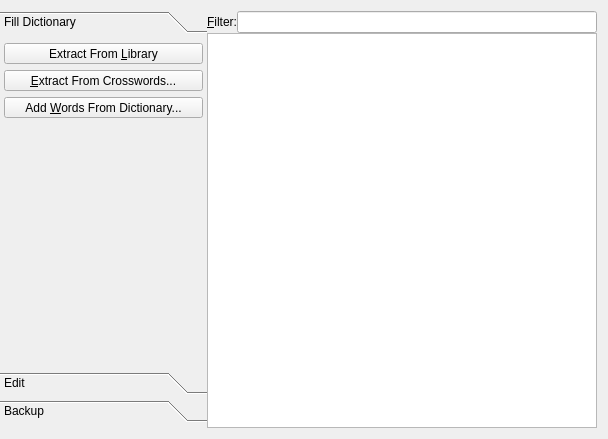
zero804/krossword, file src/dictionaries.ui: the form before one commit.
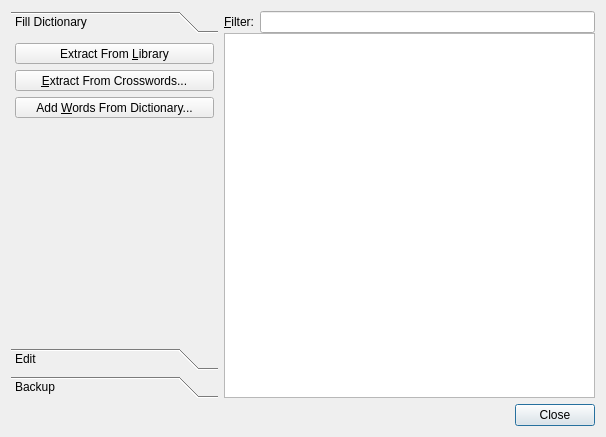
The form after the commit. Icons and pictures are not drawn. Custom widgets are drawn as their Qt base class.

The edit to the form file:
```diff
--- a/src/dictionaries.ui
+++ b/src/dictionaries.ui
@@ -1,13 +1,13 @@
 <?xml version="1.0" encoding="UTF-8"?>
 <ui version="4.0">
  <class>dictionaries</class>
- <widget class="QWidget" name="dictionaries">
+ <widget class="QDialog" name="dictionaries">
   <property name="geometry">
    <rect>
     <x>0</x>
     <y>0</y>
-    <width>608</width>
-    <height>439</height>
+    <width>606</width>
+    <height>437</height>
    </rect>
   </property>
   <property name="sizePolicy">
@@ -19,14 +19,10 @@
   <property name="windowTitle">
    <string>Dictionary</string>
   </property>
-  <layout class="QGridLayout" name="gridLayout">
-   <property name="leftMargin">
-    <number>0</number>
-   </property>
-   <property name="horizontalSpacing">
-    <number>0</number>
-   </property>
-   <item row="0" column="0">
+  <layout class="QVBoxLayout" name="verticalLayout_4">
+   <item>
+    <layout class="QHBoxLayout" name="horizontalLayout">
+     <item>
     <widget class="QToolBox" name="toolBox">
      <property name="sizePolicy">
       <sizepolicy hsizetype="Maximum" vsizetype="Minimum">
@@ -66,8 +62,8 @@
        <rect>
         <x>0</x>
         <y>0</y>
-        <width>197</width>
-        <height>333</height>
+          <width>220</width>
+          <height>294</height>
        </rect>
       </property>
       <attribute name="label">
@@ -422,7 +418,7 @@
      </widget>
     </widget>
    </item>
-   <item row="0" column="1" rowspan="2">
+     <item>
     <layout class="QGridLayout" name="gridLayout_3">
      <property name="sizeConstraint">
       <enum>QLayout::SetDefaultConstraint</enum>
@@ -514,6 +510,15 @@
     </layout>
    </item>
   </layout>
+   </item>
+   <item>
+    <widget class="QDialogButtonBox" name="buttonBox">
+     <property name="standardButtons">
+      <set>QDialogButtonBox::Close</set>
+     </property>
+    </widget>
+   </item>
+  </layout>
  </widget>
  <customwidgets>
   <customwidget>
```
Left out of the diff: 35 changed lines with no effect on the pictures. Lines whose indentation alone changed are shown as unchanged.
